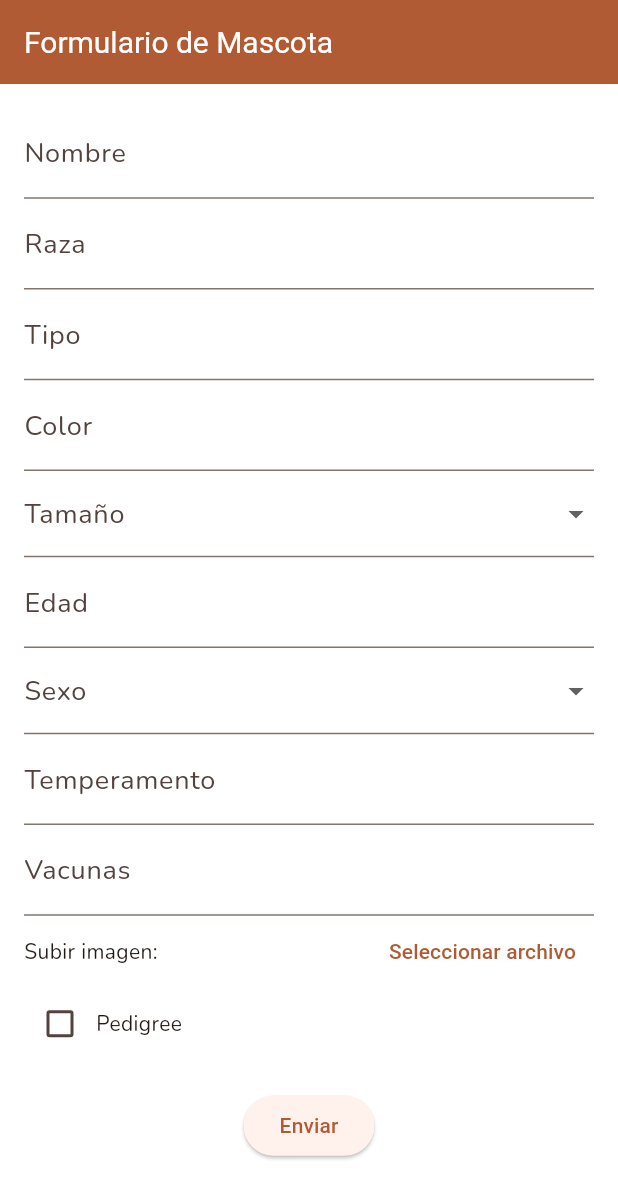
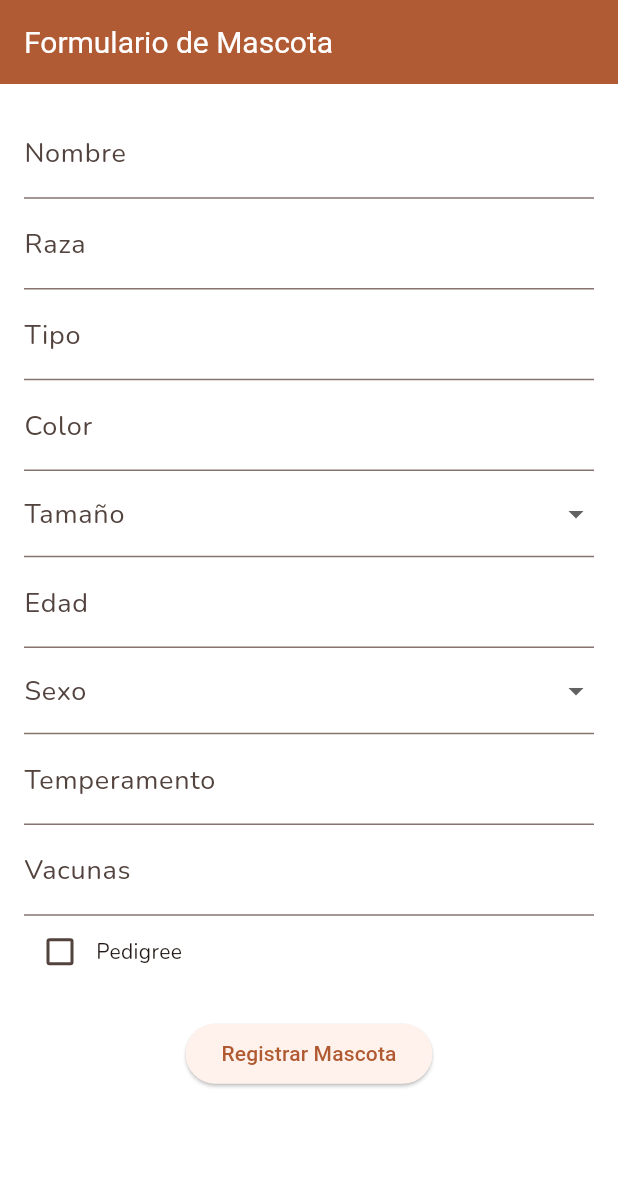
Before and after one commit to jonathan-361/furconnect, a Flutter app: the PetFormScreen screen opened by its route, on a phone screen of 412 x 824 dp. Shown: the top 1199 px of the screen. Run offline on Flutter 3.47's test engine with Material 3 defaults, Android fonts, the phone set to English and light mode, and no system bars; our stand-ins replace dio, go_router, logger, shared_preferences; accounts and stored records are empty.

Commit message:
add pets

```diff
--- a/lib/config/routes/routes.dart
+++ b/lib/config/routes/routes.dart
@@ -5,7 +5,7 @@ import 'package:furconnect/features/presentation/page/login_presentation_page/lo
 import 'package:furconnect/features/presentation/page/login_page/login.dart';
 import 'package:furconnect/features/presentation/page/home_page/home.dart';
 import 'package:furconnect/features/presentation/page/home_page/home_content.dart';
-import 'package:furconnect/features/presentation/page/pet_page/newPet_page.dart';
+import 'package:furconnect/features/presentation/page/pet_page/new_pet_page.dart';
 import 'package:furconnect/features/presentation/widget/item_pet.dart';
 
 final router = GoRouter(
--- a/lib/features/presentation/page/home_page/home_content.dart
+++ b/lib/features/presentation/page/home_page/home_content.dart
@@ -2,7 +2,6 @@ import 'package:flutter/material.dart';
 import 'package:go_router/go_router.dart';
 
 import 'package:furconnect/features/data/services/pet_service.dart';
-import 'package:furconnect/features/presentation/widget/item_pet.dart';
 
 class HomeContent extends StatefulWidget {
   @override
--- a/lib/features/presentation/page/login_presentation_page/login_presentation.dart
+++ b/lib/features/presentation/page/login_presentation_page/login_presentation.dart
@@ -21,7 +21,7 @@ class LoginPresentation extends StatelessWidget {
           child: Column(
             mainAxisAlignment: MainAxisAlignment.center,
             children: [
-              SizedBox(height: 230),
+              SizedBox(height: 170),
               Image.asset(
                 'assets/images/logo_furconnect.png',
                 width: 270,
@@ -34,7 +34,7 @@ class LoginPresentation extends StatelessWidget {
                   GoRouter.of(context).go('/login');
                 },
               ),
-              SizedBox(height: 20),
+              SizedBox(height: 60),
             ],
           ),
         ),
--- a/lib/features/presentation/page/pet_page/newPet_page.dart
+++ b/lib/features/presentation/page/pet_page/new_pet_page.dart
@@ -1,4 +1,6 @@
 import 'package:flutter/material.dart';
+import 'package:furconnect/features/data/services/pet_service.dart';
+import 'package:go_router/go_router.dart';
 
 class PetFormScreen extends StatelessWidget {
   const PetFormScreen({Key? key}) : super(key: key);
@@ -6,8 +8,20 @@ class PetFormScreen extends StatelessWidget {
   @override
   Widget build(BuildContext context) {
     final _formKey = GlobalKey<FormState>();
-    final List<String> sizes = ['Pequeño', 'Mediano', 'Grande'];
-    final List<String> genders = ['Macho', 'Hembra'];
+    final List<String> sizes = ['pequeño', 'mediano', 'grande'];
+    final List<String> genders = ['macho', 'hembra'];
+
+    final TextEditingController nameController = TextEditingController();
+    final TextEditingController breedController = TextEditingController();
+    final TextEditingController typeController = TextEditingController();
+    final TextEditingController colorController = TextEditingController();
+    final TextEditingController ageController = TextEditingController();
+    final TextEditingController temperamentController = TextEditingController();
+    final TextEditingController vaccinesController = TextEditingController();
+
+    String? selectedSize;
+    String? selectedGender;
+    bool pedigree = false;
 
     return Scaffold(
       appBar: AppBar(
@@ -22,6 +36,7 @@ class PetFormScreen extends StatelessWidget {
               crossAxisAlignment: CrossAxisAlignment.start,
               children: [
                 TextFormField(
+                  controller: nameController,
                   decoration: const InputDecoration(labelText: 'Nombre'),
                   validator: (value) {
                     if (value == null || value.isEmpty) {
@@ -31,15 +46,19 @@ class PetFormScreen extends StatelessWidget {
                   },
                 ),
                 TextFormField(
+                  controller: breedController,
                   decoration: const InputDecoration(labelText: 'Raza'),
                 ),
                 TextFormField(
+                  controller: typeController,
                   decoration: const InputDecoration(labelText: 'Tipo'),
                 ),
                 TextFormField(
+                  controller: colorController,
                   decoration: const InputDecoration(labelText: 'Color'),
                 ),
                 DropdownButtonFormField<String>(
+                  value: selectedSize,
                   decoration: const InputDecoration(labelText: 'Tamaño'),
                   items: sizes
                       .map((size) => DropdownMenuItem(
@@ -47,11 +66,14 @@ class PetFormScreen extends StatelessWidget {
                             child: Text(size),
                           ))
                       .toList(),
-                  onChanged: (value) {},
+                  onChanged: (value) {
+                    selectedSize = value;
+                  },
                   validator: (value) =>
                       value == null ? 'Selecciona un tamaño' : null,
                 ),
                 TextFormField(
+                  controller: ageController,
                   decoration: const InputDecoration(labelText: 'Edad'),
                   keyboardType: TextInputType.number,
                   validator: (value) {
@@ -62,6 +84,7 @@ class PetFormScreen extends StatelessWidget {
                   },
                 ),
                 DropdownButtonFormField<String>(
+                  value: selectedGender,
                   decoration: const InputDecoration(labelText: 'Sexo'),
                   items: genders
                       .map((gender) => DropdownMenuItem(
@@ -69,31 +92,27 @@ class PetFormScreen extends StatelessWidget {
                             child: Text(gender),
                           ))
                       .toList(),
-                  onChanged: (value) {},
+                  onChanged: (value) {
+                    selectedGender = value;
+                  },
                   validator: (value) =>
                       value == null ? 'Selecciona el sexo' : null,
                 ),
                 TextFormField(
+                  controller: temperamentController,
                   decoration: const InputDecoration(labelText: 'Temperamento'),
                 ),
                 TextFormField(
+                  controller: vaccinesController,
                   decoration: const InputDecoration(labelText: 'Vacunas'),
-                ),
-                Row(
-                  mainAxisAlignment: MainAxisAlignment.spaceBetween,
-                  children: [
-                    const Text('Subir imagen:'),
-                    TextButton(
-                      onPressed: () {},
-                      child: const Text('Seleccionar archivo'),
-                    ),
-                  ],
                 ),
                 Row(
                   children: [
                     Checkbox(
-                      value: false,
-                      onChanged: (value) {},
+                      value: pedigree,
+                      onChanged: (value) {
+                        pedigree = value ?? false;
+                      },
                     ),
                     const Text('Pedigree')
                   ],
@@ -103,12 +122,35 @@ class PetFormScreen extends StatelessWidget {
                   child: ElevatedButton(
                     onPressed: () {
                       if (_formKey.currentState!.validate()) {
-                        ScaffoldMessenger.of(context).showSnackBar(
-                          const SnackBar(content: Text('Formulario enviado')),
-                        );
+                        final petData = {
+                          'nombre': nameController.text,
+                          'raza': breedController.text,
+                          'tipo': typeController.text,
+                          'color': colorController.text,
+                          'tamaño': selectedSize,
+                          'edad': int.tryParse(ageController.text),
+                          'sexo': selectedGender,
+                          'pedigree': pedigree,
+                          'vacunas': vaccinesController.text.split(','),
+                          'temperamento': temperamentController.text,
+                          'usuario_id':
+                              '6792d6953205c4fe3159071f', // Usuario actual
+                        };
+
+                        // Llamada al servicio para registrar la mascota
+                        PetService().postPet(petData).then((_) {
+                          ScaffoldMessenger.of(context).showSnackBar(
+                            const SnackBar(content: Text('Mascota registrada')),
+                          );
+                          context.pop('/home');
+                        }).catchError((error) {
+                          ScaffoldMessenger.of(context).showSnackBar(
+                            SnackBar(content: Text('Error: $error')),
+                          );
+                        });
                       }
                     },
-                    child: const Text('Enviar'),
+                    child: const Text('Registrar Mascota'),
                   ),
                 ),
               ],
```
Also changed, not shown: lib/features/data/services/pet_service.dart (+29 -0 lines).
